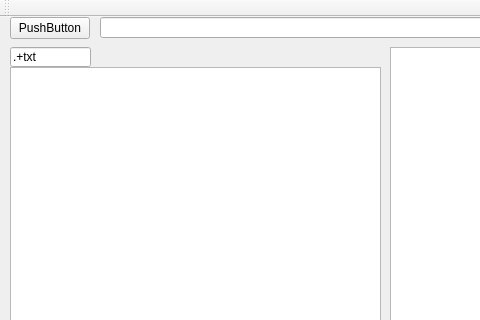
The window that mainwindow.ui (marcinkociolek/HaralickDirMapViever) describes before a commit, drawn with Qt 5; both pictures show x 0 to 480 and y 0 to 320 of the 627 by 506 pixel window.
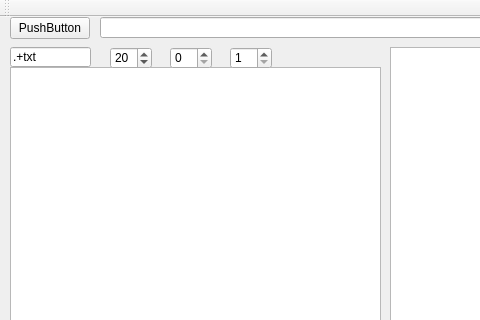
The same window after the commit.

Diff of the .ui file:
```diff
--- a/mainwindow.ui
+++ b/mainwindow.ui
@@ -70,6 +70,48 @@
      </rect>
     </property>
    </widget>
+   <widget class="QSpinBox" name="spinBoxLineLength">
+    <property name="geometry">
+     <rect>
+      <x>110</x>
+      <y>30</y>
+      <width>42</width>
+      <height>22</height>
+     </rect>
+    </property>
+    <property name="value">
+     <number>20</number>
+    </property>
+   </widget>
+   <widget class="QSpinBox" name="spinBoxFeatureToShow">
+    <property name="geometry">
+     <rect>
+      <x>170</x>
+      <y>30</y>
+      <width>42</width>
+      <height>22</height>
+     </rect>
+    </property>
+   </widget>
+   <widget class="QSpinBox" name="spinBoxImposedLineThickness">
+    <property name="geometry">
+     <rect>
+      <x>230</x>
+      <y>30</y>
+      <width>42</width>
+      <height>22</height>
+     </rect>
+    </property>
+    <property name="minimum">
+     <number>1</number>
+    </property>
+    <property name="maximum">
+     <number>5</number>
+    </property>
+    <property name="value">
+     <number>1</number>
+    </property>
+   </widget>
   </widget>
   <widget class="QMenuBar" name="menuBar">
    <property name="geometry">
```
